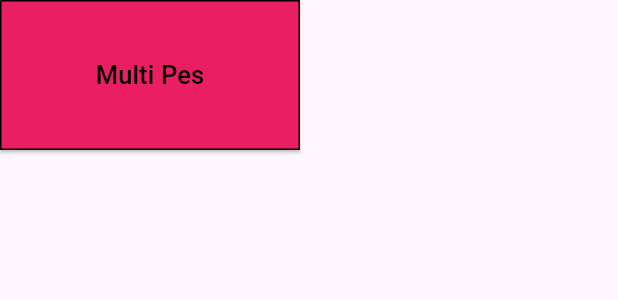
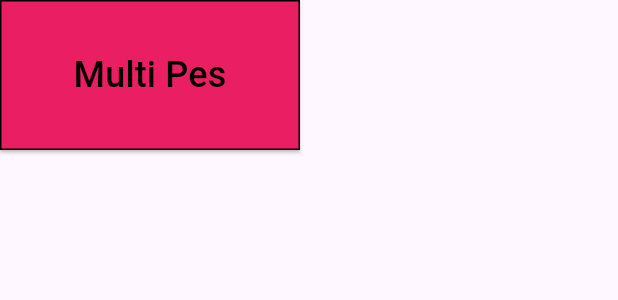
Before and after one commit to jaume768/AppPesarCarnicas, a Flutter app: the CustomButton widget shown alone on an empty page, opened directly, on a phone screen of 412 x 824 dp. Shown: the top 300 px of the screen. Run offline on Flutter 3.47's test engine with Material 3 defaults, Android fonts, the phone set to English and light mode, and no system bars; our stand-ins replace bloc, flutter_bloc, flutter_dotenv; generated files the repository leaves out were written again.

Commit message:
millores de refactoritzacio

```diff
--- a/lib/ui/widgets/product_list_buttons/side_buttons_product_list/bottom_section.dart
+++ b/lib/ui/widgets/product_list_buttons/side_buttons_product_list/bottom_section.dart
@@ -89,6 +89,7 @@ class BottomSection extends StatelessWidget {
           color: Colors.pink,
           width: 200,
           height: 100,
+          fontSize: 24,
           onPressed: () {
             BlocProvider.of<PesajeBloc>(context).add(AccumulateWeight());
             BlocProvider.of<PesajeBloc>(context).add(IncrementCount());
@@ -120,6 +121,7 @@ class BottomSection extends StatelessWidget {
                   color: isAcceptButtonEnabled ? Colors.blueAccent : Colors.grey,
                   width: 250,
                   height: 100,
+                  fontSize: 23,
                   onPressed: isAcceptButtonEnabled ? () async {
                     try {
                       await pesajeRepository.sendArticleWeight(
--- a/lib/ui/widgets/product_list_buttons/side_buttons_product_list/custom_button.dart
+++ b/lib/ui/widgets/product_list_buttons/side_buttons_product_list/custom_button.dart
@@ -5,6 +5,7 @@ class CustomButton extends StatelessWidget {
   final Color color;
   final double width;
   final double height;
+  final double fontSize; // Nueva propiedad para el tamaño de fuente
   final VoidCallback? onPressed;
 
   const CustomButton({
@@ -12,6 +13,7 @@ class CustomButton extends StatelessWidget {
     required this.color,
     this.width = 175,
     this.height = 60,
+    this.fontSize = 17, // Valor predeterminado para el tamaño de fuente
     this.onPressed,
   });
 
@@ -33,7 +35,7 @@ class CustomButton extends StatelessWidget {
           ),
           child: Text(
             text,
-            style: TextStyle(color: Colors.black, fontSize: 17),
+            style: TextStyle(color: Colors.black, fontSize: fontSize), // Usar el tamaño de fuente definido
             textAlign: TextAlign.center,
           ),
         ),
```
